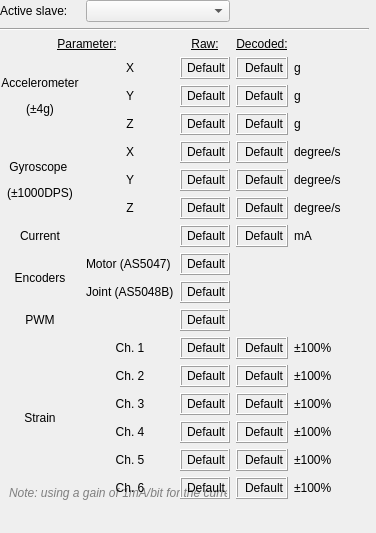
JFDuval/flexsea-plan, file ui/w_ricnu.ui: the form before one commit.
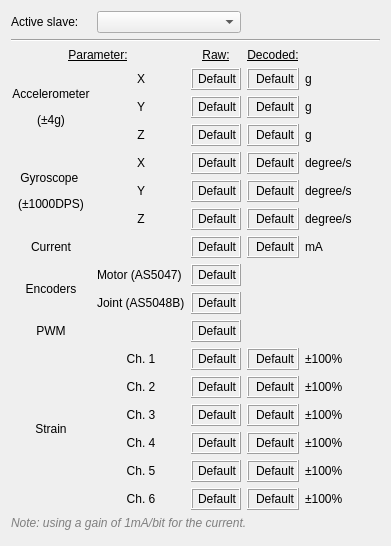
The form after the commit.

Commit message: Bug fix, RICNU MDI window

What changed in the file:
```diff
--- a/ui/w_ricnu.ui
+++ b/ui/w_ricnu.ui
@@ -7,7 +7,7 @@
     <x>0</x>
     <y>0</y>
     <width>376</width>
-    <height>533</height>
+    <height>546</height>
    </rect>
   </property>
   <property name="sizePolicy">
@@ -31,20 +31,8 @@
   <property name="windowTitle">
    <string>Form</string>
   </property>
-  <widget class="QLabel" name="label_25">
-   <property name="geometry">
-    <rect>
-     <x>9</x>
-     <y>485</y>
-     <width>218</width>
-     <height>16</height>
-    </rect>
-   </property>
-   <property name="text">
-    <string>&lt;html&gt;&lt;head/&gt;&lt;body&gt;&lt;p&gt;&lt;span style=&quot; font-style:italic; color:#7f7f7f;&quot;&gt;Note: using a gain of 1mA/bit for the current.&lt;/span&gt;&lt;/p&gt;&lt;/body&gt;&lt;/html&gt;</string>
-   </property>
-  </widget>
-  <widget class="QWidget" name="">
+  <layout class="QVBoxLayout" name="verticalLayout">
+   <item>
    <layout class="QGridLayout" name="gridLayout_2">
     <property name="sizeConstraint">
      <enum>QLayout::SetDefaultConstraint</enum>
@@ -1851,7 +1839,28 @@
      </widget>
     </item>
    </layout>
-  </widget>
+   </item>
+   <item>
+    <widget class="QLabel" name="label_25">
+     <property name="text">
+      <string>&lt;html&gt;&lt;head/&gt;&lt;body&gt;&lt;p&gt;&lt;span style=&quot; font-style:italic; color:#7f7f7f;&quot;&gt;Note: using a gain of 1mA/bit for the current.&lt;/span&gt;&lt;/p&gt;&lt;/body&gt;&lt;/html&gt;</string>
+     </property>
+    </widget>
+   </item>
+   <item>
+    <spacer name="verticalSpacer">
+     <property name="orientation">
+      <enum>Qt::Vertical</enum>
+     </property>
+     <property name="sizeHint" stdset="0">
+      <size>
+       <width>5</width>
+       <height>5</height>
+      </size>
+     </property>
+    </spacer>
+   </item>
+  </layout>
  </widget>
  <resources/>
  <connections/>
```
Lines whose indentation alone changed are shown as unchanged.
